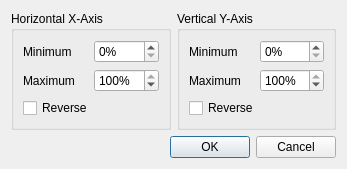
Andersbakken/qlc, file main/vcxypadfixtureeditor.ui: the form before one commit.
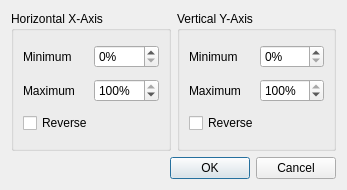
The form after the commit.

Commit message: X & Y reverse checkboxes had switched places

Diff of the .ui file:
```diff
--- a/main/vcxypadfixtureeditor.ui
+++ b/main/vcxypadfixtureeditor.ui
@@ -6,7 +6,7 @@
     <x>0</x>
     <y>0</y>
     <width>347</width>
-    <height>153</height>
+    <height>190</height>
    </rect>
   </property>
   <property name="windowTitle" >
@@ -60,7 +60,7 @@
        </widget>
       </item>
       <item row="2" column="0" colspan="2" >
-       <widget class="QCheckBox" name="m_yReverse" >
+       <widget class="QCheckBox" name="m_xReverse" >
         <property name="text" >
          <string>Reverse</string>
         </property>
@@ -116,7 +116,7 @@
        </widget>
       </item>
       <item row="2" column="0" colspan="2" >
-       <widget class="QCheckBox" name="m_xReverse" >
+       <widget class="QCheckBox" name="m_yReverse" >
         <property name="text" >
          <string>Reverse</string>
         </property>
```
